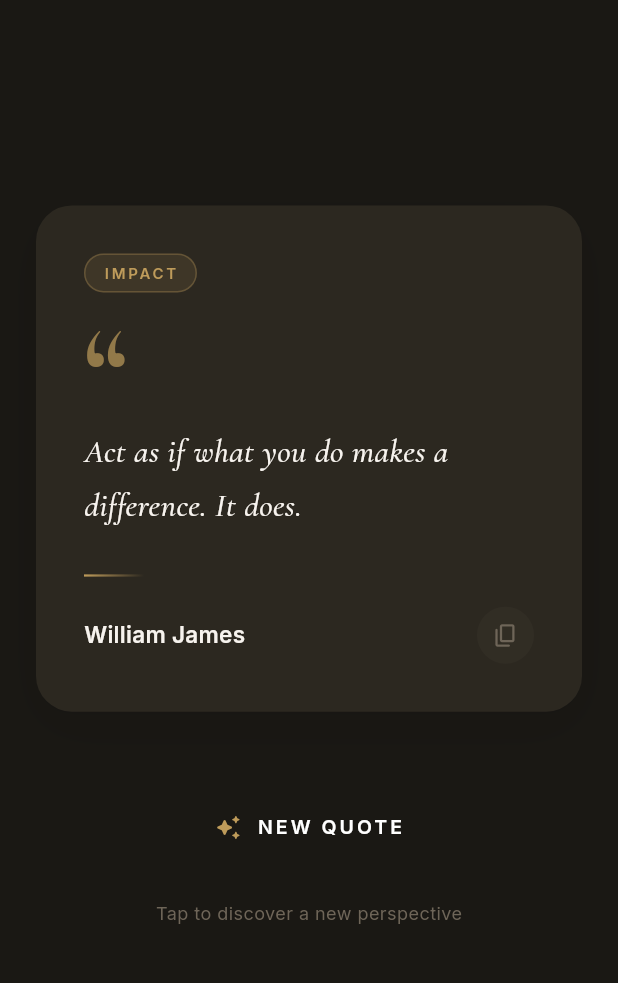
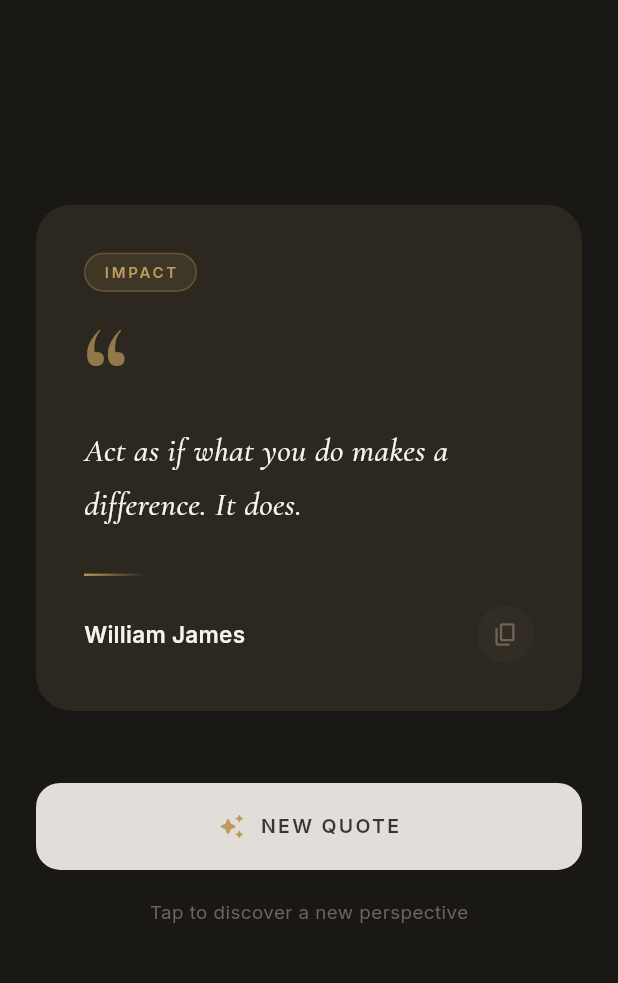
Before and after one commit to zamansadiq1235/CodeAlpha_Random_Quote_App, a Flutter app: the screen it shows after launch, after a tap on the "dark mode" icon, on a phone screen of 412 x 824 dp, the part 110-1093 px from its top. Run offline on Flutter 3.47's test engine with Material 3 defaults, Android fonts, the phone set to English and light mode, and no system bars; our stand-ins replace google_fonts.

Commit message:
first commit

```diff
--- a/lib/views/screens/home_screen.dart
+++ b/lib/views/screens/home_screen.dart
@@ -190,7 +190,7 @@ class _HomeViewState extends State<HomeView> with TickerProviderStateMixin {
                           Text(
                             'Tap to discover a new perspective',
                             style: GoogleFonts.inter(
-                              fontSize: 12,
+                              fontSize: 12.5,
                               color: mutedColor,
                               letterSpacing: 0.3,
                             ),
--- a/lib/views/widgets/quote_button.dart
+++ b/lib/views/widgets/quote_button.dart
@@ -56,7 +56,9 @@ class NewQuoteButtonState extends State<NewQuoteButton>
           height: 58,
           decoration: BoxDecoration(
             color: widget.onTap == null
-                ? AppTheme.goldAccent.withOpacity(0.4)
+                ? AppTheme.goldAccent.withOpacity(0.5)
+                : widget.isDark
+                ? AppTheme.inkLight.withOpacity(0.9)
                 : AppTheme.inkDark,
             borderRadius: BorderRadius.circular(16),
             boxShadow: widget.onTap == null
@@ -83,8 +85,10 @@ class NewQuoteButtonState extends State<NewQuoteButton>
                 style: GoogleFonts.inter(
                   fontSize: 13,
                   fontWeight: FontWeight.w600,
-                  color: Colors.white,
-                  letterSpacing: 2.0,
+                  color: widget.isDark
+                      ? AppTheme.inkDark.withOpacity(0.85)
+                      : AppTheme.inkLight,
+                  letterSpacing: 1.5,
                 ),
               ),
             ],
```
